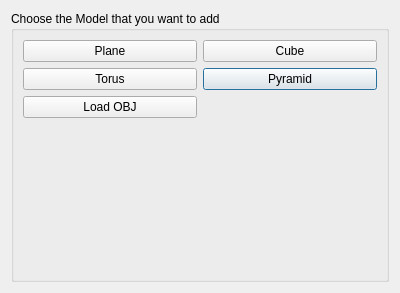
This is src/modelsdialog.ui in medaminbl97/qt3drendrer as Qt 5 draws it before an edit. The edited form follows.
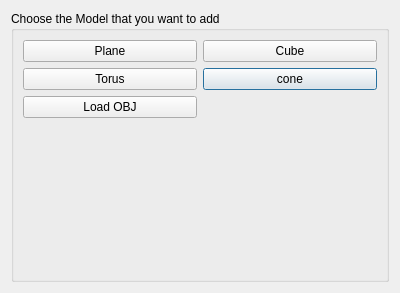
This is the edited form.

Commit message:
Add geometric model classes: Plane, Cube, Cone, and Torus
- Implemented Plane class with default vertices and polygons.
- Implemented Cube class with vertices and polygon definitions.
- Implemented Cone class with base and side polygons.
- Implemented Torus class with parametric vertex generation.
- Each class normalizes its polygons after creation.

```diff
--- a/src/modelsdialog.ui
+++ b/src/modelsdialog.ui
@@ -23,7 +23,7 @@
       <item row="1" column="1">
        <widget class="QPushButton" name="pyramidBtn">
         <property name="text">
-         <string>Pyramid</string>
+         <string>cone</string>
         </property>
        </widget>
       </item>
```
The commit also changes 8 other files.
